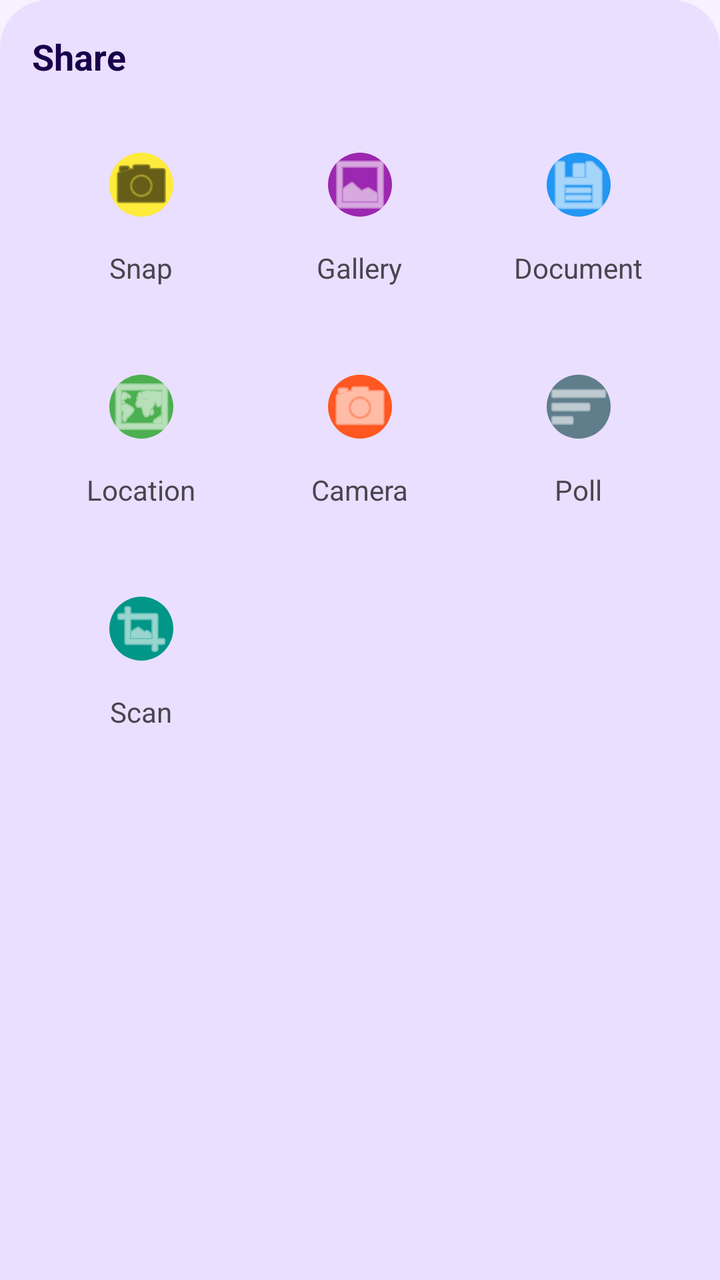
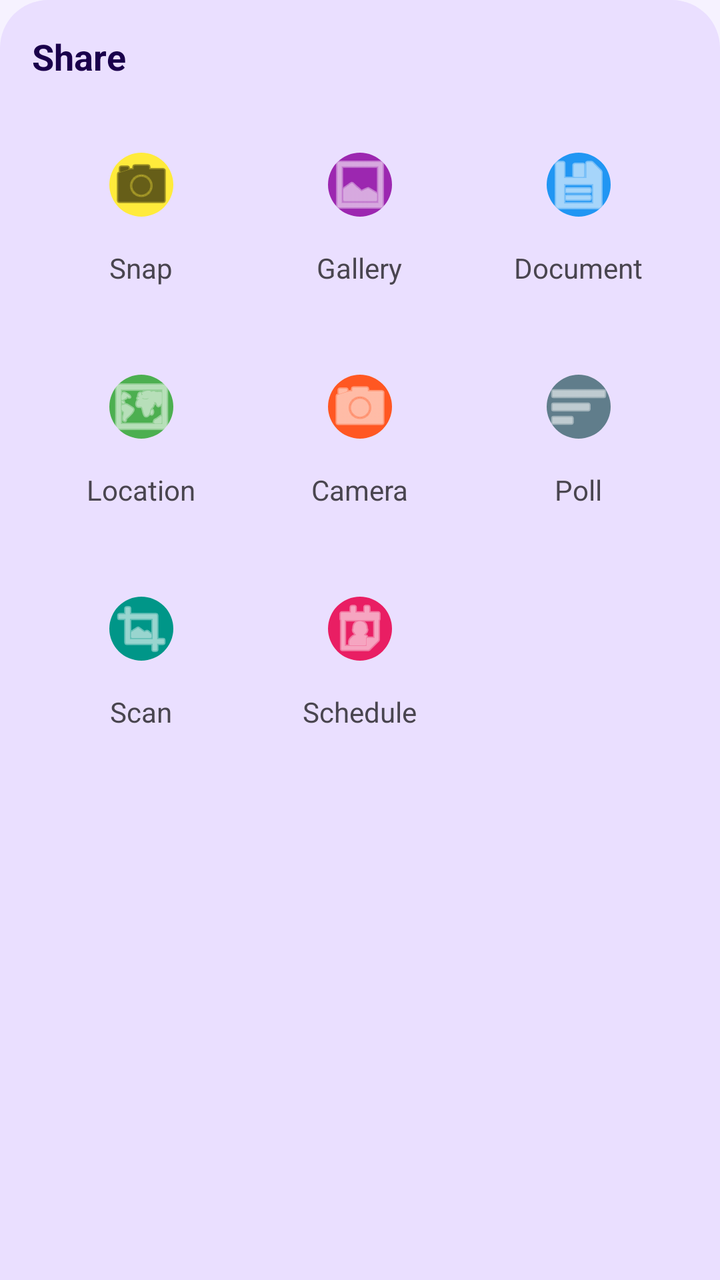

The first picture is an Android layout as it rendered before a commit; the second is the same layout after the commit. The layout source and the unified diff follow.
<!-- AndroidManifest.xml: application theme Theme.ChatSnap -->
<!-- res/layout/bottom_sheet_attach.xml -->
<?xml version="1.0" encoding="utf-8"?>
<LinearLayout xmlns:android="http://schemas.android.com/apk/res/android"
    xmlns:app="http://schemas.android.com/apk/res-auto"
    android:layout_width="match_parent"
    android:layout_height="wrap_content"
    android:background="@drawable/bottom_sheet_bg"
    android:orientation="vertical"
    android:padding="16dp">

    <TextView
        android:layout_width="match_parent"
        android:layout_height="wrap_content"
        android:text="Share"
        android:textSize="18sp"
        android:textStyle="bold"
        android:layout_marginBottom="16dp"
        android:textColor="?android:attr/textColorPrimary" />

    <GridLayout
        android:layout_width="match_parent"
        android:layout_height="wrap_content"
        android:columnCount="3"
        android:alignmentMode="alignMargins"
        android:rowOrderPreserved="false">

        <LinearLayout
            android:id="@+id/btnSnap"
            android:layout_width="0dp"
            android:layout_height="wrap_content"
            android:layout_columnWeight="1"
            android:gravity="center"
            android:orientation="vertical"
            android:padding="8dp">
            <com.google.android.material.imageview.ShapeableImageView
                android:layout_width="56dp"
                android:layout_height="56dp"
                android:padding="12dp"
                android:src="@android:drawable/ic_menu_camera"
                app:shapeAppearanceOverlay="@style/ShapeAppearance.Circle"
                android:background="#FFEB3B"
                app:tint="#000000" />
            <TextView
                android:layout_width="wrap_content"
                android:layout_height="wrap_content"
                android:text="Snap"
                android:layout_marginTop="4dp" />
        </LinearLayout>

        <LinearLayout
            android:id="@+id/btnImage"
            android:layout_width="0dp"
            android:layout_height="wrap_content"
            android:layout_columnWeight="1"
            android:gravity="center"
            android:orientation="vertical"
            android:padding="8dp">
            <com.google.android.material.imageview.ShapeableImageView
                android:layout_width="56dp"
                android:layout_height="56dp"
                android:padding="12dp"
                android:src="@android:drawable/ic_menu_gallery"
                app:shapeAppearanceOverlay="@style/ShapeAppearance.Circle"
                android:background="#9C27B0"
                app:tint="#FFFFFF" />
            <TextView
                android:layout_width="wrap_content"
                android:layout_height="wrap_content"
                android:text="Gallery"
                android:layout_marginTop="4dp" />
        </LinearLayout>

        <LinearLayout
            android:id="@+id/btnDocument"
            android:layout_width="0dp"
            android:layout_height="wrap_content"
            android:layout_columnWeight="1"
            android:gravity="center"
            android:orientation="vertical"
            android:padding="8dp">
            <com.google.android.material.imageview.ShapeableImageView
                android:layout_width="56dp"
                android:layout_height="56dp"
                android:padding="12dp"
                android:src="@android:drawable/ic_menu_save"
                app:shapeAppearanceOverlay="@style/ShapeAppearance.Circle"
                android:background="#2196F3"
                app:tint="#FFFFFF" />
            <TextView
                android:layout_width="wrap_content"
                android:layout_height="wrap_content"
                android:text="Document"
                android:layout_marginTop="4dp" />
        </LinearLayout>

        <LinearLayout
            android:id="@+id/btnLocation"
            android:layout_width="0dp"
            android:layout_height="wrap_content"
            android:layout_columnWeight="1"
            android:gravity="center"
            android:orientation="vertical"
            android:padding="8dp"
            android:layout_marginTop="16dp">
            <com.google.android.material.imageview.ShapeableImageView
                android:layout_width="56dp"
                android:layout_height="56dp"
                android:padding="12dp"
                android:src="@android:drawable/ic_menu_mapmode"
                app:shapeAppearanceOverlay="@style/ShapeAppearance.Circle"
                android:background="#4CAF50"
                app:tint="#FFFFFF" />
            <TextView
                android:layout_width="wrap_content"
                android:layout_height="wrap_content"
                android:text="Location"
                android:layout_marginTop="4dp" />
        </LinearLayout>

        <LinearLayout
            android:id="@+id/btnCamera"
            android:layout_width="0dp"
            android:layout_height="wrap_content"
            android:layout_columnWeight="1"
            android:gravity="center"
            android:orientation="vertical"
            android:padding="8dp"
            android:layout_marginTop="16dp">
            <com.google.android.material.imageview.ShapeableImageView
                android:layout_width="56dp"
                android:layout_height="56dp"
                android:padding="12dp"
                android:src="@android:drawable/ic_menu_camera"
                app:shapeAppearanceOverlay="@style/ShapeAppearance.Circle"
                android:background="#FF5722"
                app:tint="#FFFFFF" />
            <TextView
                android:layout_width="wrap_content"
                android:layout_height="wrap_content"
                android:text="Camera"
                android:layout_marginTop="4dp" />
        </LinearLayout>

        <LinearLayout
            android:id="@+id/btnPoll"
            android:layout_width="0dp"
            android:layout_height="wrap_content"
            android:layout_columnWeight="1"
            android:gravity="center"
            android:orientation="vertical"
            android:padding="8dp"
            android:layout_marginTop="16dp">
            <com.google.android.material.imageview.ShapeableImageView
                android:layout_width="56dp"
                android:layout_height="56dp"
                android:padding="12dp"
                android:src="@android:drawable/ic_menu_sort_by_size"
                app:shapeAppearanceOverlay="@style/ShapeAppearance.Circle"
                android:background="#607D8B"
                app:tint="#FFFFFF" />
            <TextView
                android:layout_width="wrap_content"
                android:layout_height="wrap_content"
                android:text="Poll"
                android:layout_marginTop="4dp" />
        </LinearLayout>

        <LinearLayout
            android:id="@+id/btnScanDocument"
            android:layout_width="0dp"
            android:layout_height="wrap_content"
            android:layout_columnWeight="1"
            android:gravity="center"
            android:orientation="vertical"
            android:padding="8dp"
            android:layout_marginTop="16dp">
            <com.google.android.material.imageview.ShapeableImageView
                android:layout_width="56dp"
                android:layout_height="56dp"
                android:padding="12dp"
                android:src="@android:drawable/ic_menu_crop"
                app:shapeAppearanceOverlay="@style/ShapeAppearance.Circle"
                android:background="#009688"
                app:tint="#FFFFFF" />
            <TextView
                android:layout_width="wrap_content"
                android:layout_height="wrap_content"
                android:text="Scan"
                android:layout_marginTop="4dp" />
        </LinearLayout>

    </GridLayout>
</LinearLayout>
<!-- resources referenced by this layout -->
<resources>
  <!-- drawable bottom_sheet_bg (drawable) -->
  <?xml version="1.0" encoding="utf-8"?>
  <shape xmlns:android="http://schemas.android.com/apk/res/android">
      <solid android:color="?attr/colorSurface" />
      <corners
          android:topLeftRadius="24dp"
          android:topRightRadius="24dp" />
  </shape>
  <style name="ShapeAppearance.Circle" parent="ShapeAppearance.MaterialComponents.SmallComponent">
          <item name="cornerFamily">rounded</item>
          <item name="cornerSize">50%</item>
      </style>
  <style name="Theme.ChatSnap" parent="Base.Theme.ChatSnap" />
  <style name="Base.Theme.ChatSnap" parent="Theme.Material3.DayNight.NoActionBar">
          
          <item name="colorPrimary">@color/primary</item>
          <item name="colorOnPrimary">@color/white</item>
          <item name="colorPrimaryContainer">@color/primary_container</item>
          <item name="colorOnPrimaryContainer">@color/white</item>
  
          <item name="colorSecondary">@color/secondary</item>
          <item name="colorOnSecondary">@color/white</item>
          <item name="colorSecondaryContainer">@color/secondary_container</item>
          <item name="colorOnSecondaryContainer">@color/on_surface</item>
  
          <item name="colorTertiary">#E966FF</item>
          <item name="colorOnTertiary">@color/white</item>
  
          <item name="android:windowBackground">@color/background</item>
          <item name="colorSurface">@color/surface_container</item>
          <item name="colorOnSurface">@color/on_surface</item>
          <item name="colorSurfaceVariant">@color/surface_container_low</item>
          <item name="colorOnSurfaceVariant">@color/on_surface_variant</item>
  
          <item name="colorOutline">@color/outline</item>
          <item name="colorOutlineVariant">@color/outline_variant</item>
  
          
          <item name="android:textColorPrimary">?attr/colorOnSurface</item>
          <item name="android:textColorSecondary">?attr/colorOnSurfaceVariant</item>
          <item name="android:textColorHint">?attr/colorOutline</item>
  
          
          <item name="android:statusBarColor">?attr/colorPrimary</item>
          <item name="android:windowLightStatusBar">false</item>
  
          
          <item name="chatBubbleSentColor">#DCF8C6</item>
          <item name="chatBubbleReceivedColor">@color/white</item>
          <item name="chatBubbleSentTextColor">@color/black</item>
          <item name="chatBubbleReceivedTextColor">@color/black</item>
          <item name="themeAccentColor">@color/primary</item>
          <item name="android:popupBackground">?attr/colorSurface</item>
          <item name="android:itemBackground">?attr/colorSurface</item>
  
          <item name="editTextStyle">@style/Widget.Material3.TextInputEditText.OutlinedBox</item>
          <item name="textInputStyle">@style/Widget.Material3.TextInputLayout.OutlinedBox</item>
          <item name="android:windowAnimationStyle">@style/Animation.Activity</item>
      </style>
  <color name="primary">#5908f7</color>
  <color name="white">#FFFFFFFF</color>
  <color name="primary_container">#EFE6FF</color>
  <color name="secondary">#5C5766</color>
  <color name="secondary_container">#E8E3F0</color>
  <color name="on_surface">#1A004B</color>
  <color name="background">#F6F2FF</color>
  <color name="surface_container">#EADFFF</color>
  <color name="surface_container_low">#F5EEFF</color>
  <color name="on_surface_variant">#4E397A</color>
  <color name="outline">#8C77B8</color>
  <color name="outline_variant">#D4C2F7</color>
  <color name="black">#FF000000</color>
  <!-- unchanged entries left out for length: 1 -->
</resources>

<!-- the commit's change to res/layout/bottom_sheet_attach.xml (unified diff, before → after) -->
@@ -188,5 +188,29 @@
                 android:layout_marginTop="4dp" />
         </LinearLayout>
 
+        <LinearLayout
+            android:id="@+id/btnSchedule"
+            android:layout_width="0dp"
+            android:layout_height="wrap_content"
+            android:layout_columnWeight="1"
+            android:gravity="center"
+            android:orientation="vertical"
+            android:padding="8dp"
+            android:layout_marginTop="16dp">
+            <com.google.android.material.imageview.ShapeableImageView
+                android:layout_width="56dp"
+                android:layout_height="56dp"
+                android:padding="12dp"
+                android:src="@android:drawable/ic_menu_my_calendar"
+                app:shapeAppearanceOverlay="@style/ShapeAppearance.Circle"
+                android:background="#E91E63"
+                app:tint="#FFFFFF" />
+            <TextView
+                android:layout_width="wrap_content"
+                android:layout_height="wrap_content"
+                android:text="Schedule"
+                android:layout_marginTop="4dp" />
+        </LinearLayout>
+
     </GridLayout>
 </LinearLayout>
<!-- resource entries referenced after the edit -->
@@ -52,7 +52,7 @@
           <item name="chatBubbleSentTextColor">@color/black</item>
           <item name="chatBubbleReceivedTextColor">@color/black</item>
           <item name="themeAccentColor">@color/primary</item>
-          <item name="android:popupBackground">?attr/colorSurface</item>
+          <item name="android:popupBackground">@drawable/bg_popup_menu</item>
           <item name="android:itemBackground">?attr/colorSurface</item>
   
           <item name="editTextStyle">@style/Widget.Material3.TextInputEditText.OutlinedBox</item>
@@ -72,6 +72,14 @@
   <color name="outline">#8C77B8</color>
   <color name="outline_variant">#D4C2F7</color>
   <color name="black">#FF000000</color>
+  <!-- drawable bg_popup_menu (drawable) -->
+  <?xml version="1.0" encoding="utf-8"?>
+  <shape xmlns:android="http://schemas.android.com/apk/res/android"
+      android:shape="rectangle">
+      <solid android:color="?attr/colorSurface" />
+      <corners android:radius="16dp" />
+      <stroke android:width="1dp" android:color="?attr/colorOutlineVariant" />
+  </shape>
   <!-- unchanged entries left out for length: 1 -->
 </resources>
 
